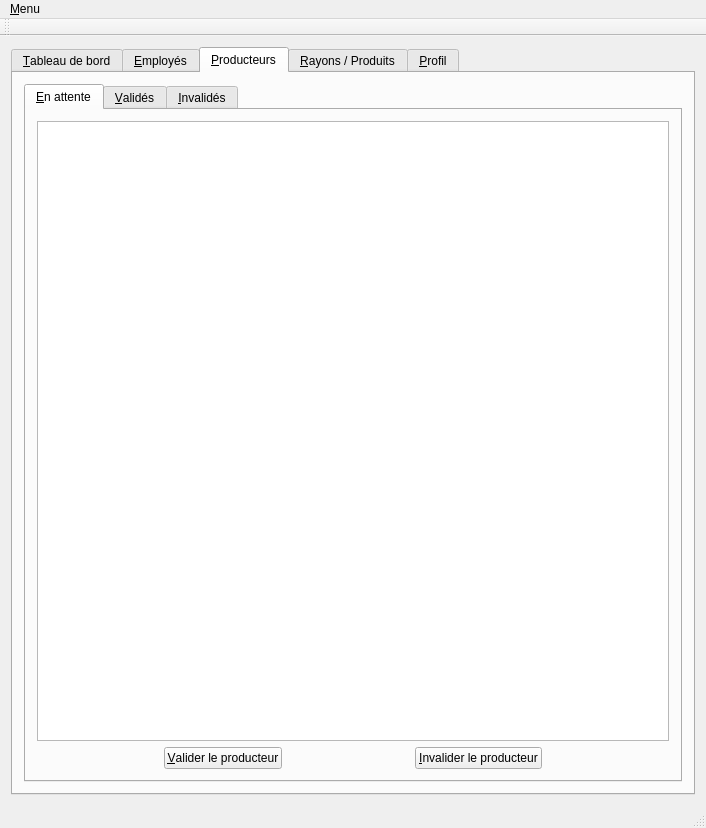
LouisVraie/circuitsCourtsBackOffice, file mainwindow.ui: the form before one commit.
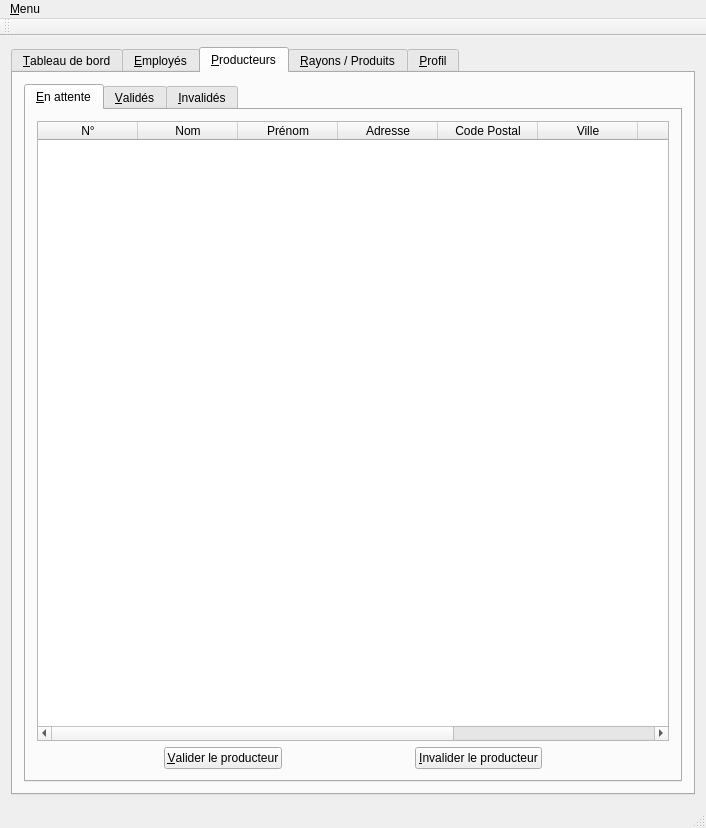
The form after the commit. Icons and pictures are not drawn.

Patch:
```diff
--- a/mainwindow.ui
+++ b/mainwindow.ui
@@ -390,7 +390,65 @@
            </attribute>
            <layout class="QVBoxLayout" name="verticalLayout_7">
             <item>
-             <widget class="QTableWidget" name="tableWidget_producteursEnAttente"/>
+             <widget class="QTableWidget" name="tableWidget_producteursEnAttente">
+              <property name="editTriggers">
+               <set>QAbstractItemView::NoEditTriggers</set>
+              </property>
+              <property name="selectionMode">
+               <enum>QAbstractItemView::SingleSelection</enum>
+              </property>
+              <property name="selectionBehavior">
+               <enum>QAbstractItemView::SelectRows</enum>
+              </property>
+              <attribute name="verticalHeaderVisible">
+               <bool>false</bool>
+              </attribute>
+              <column>
+               <property name="text">
+                <string>N°</string>
+               </property>
+              </column>
+              <column>
+               <property name="text">
+                <string>Nom</string>
+               </property>
+              </column>
+              <column>
+               <property name="text">
+                <string>Prénom</string>
+               </property>
+              </column>
+              <column>
+               <property name="text">
+                <string>Adresse</string>
+               </property>
+              </column>
+              <column>
+               <property name="text">
+                <string>Code Postal</string>
+               </property>
+              </column>
+              <column>
+               <property name="text">
+                <string>Ville</string>
+               </property>
+              </column>
+              <column>
+               <property name="text">
+                <string>Mail</string>
+               </property>
+              </column>
+              <column>
+               <property name="text">
+                <string>Tél</string>
+               </property>
+              </column>
+              <column>
+               <property name="text">
+                <string>Date Inscription</string>
+               </property>
+              </column>
+             </widget>
             </item>
             <item>
              <layout class="QHBoxLayout" name="horizontalLayout_6">
```
Left out of the diff: 30 changed lines with no effect on the pictures.
